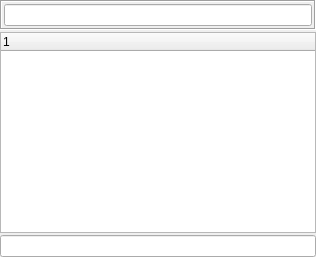
This is retroshare-gui/src/gui/common/GroupTreeWidget.ui in RetroShare/RetroShare as Qt 5 draws it before an edit. The edited form follows.
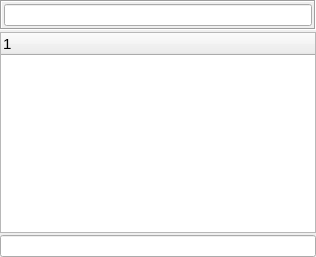
This is the edited form. Custom widgets are drawn as their Qt base class.

```diff
--- a/retroshare-gui/src/gui/common/GroupTreeWidget.ui
+++ b/retroshare-gui/src/gui/common/GroupTreeWidget.ui
@@ -70,6 +70,11 @@
        <verstretch>0</verstretch>
       </sizepolicy>
      </property>
+     <property name="font">
+      <font>
+       <pointsize>11</pointsize>
+      </font>
+     </property>
      <property name="contextMenuPolicy">
       <enum>Qt::CustomContextMenu</enum>
      </property>
```
